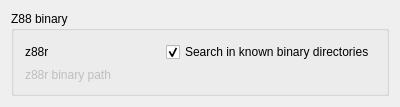
This is src/Mod/Fem/Gui/DlgSettingsFemZ88.ui in southseact-3d/fcd as Qt 5 draws it before an edit. The edited form follows.
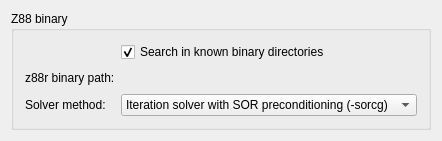
This is the edited form. Custom widgets are drawn as their Qt base class.

Commit message:
[FEM] fix broken Z88 part 1: don't hardcode solver
- especially don't hardcode the choly solver that fails quickly for finer meshes
- setting sorcg as default since it shows the best performance with the cantilever tests

The edit to the form file:
```diff
--- a/src/Mod/Fem/Gui/DlgSettingsFemZ88.ui
+++ b/src/Mod/Fem/Gui/DlgSettingsFemZ88.ui
@@ -6,15 +6,13 @@
    <rect>
     <x>0</x>
     <y>0</y>
-    <width>400</width>
-    <height>97</height>
+    <width>423</width>
+    <height>128</height>
    </rect>
   </property>
   <property name="windowTitle">
    <string>Z88</string>
   </property>
-  <layout class="QVBoxLayout" name="verticalLayout">
-   <item>
     <layout class="QVBoxLayout" name="verticalLayout_2">
      <item>
       <widget class="QGroupBox" name="gb_z88_param">
@@ -33,51 +31,9 @@
        <property name="alignment">
         <set>Qt::AlignLeading|Qt::AlignLeft|Qt::AlignTop</set>
        </property>
-       <layout class="QHBoxLayout" name="horizontalLayout">
-        <property name="sizeConstraint">
-         <enum>QLayout::SetNoConstraint</enum>
-        </property>
+     <layout class="QVBoxLayout" name="verticalLayout">
         <item>
          <layout class="QGridLayout" name="gl_z88">
-          <item row="0" column="2">
-           <widget class="Gui::PrefCheckBox" name="cb_z88_binary_std">
-            <property name="text">
-             <string>Search in known binary directories</string>
-            </property>
-            <property name="checked">
-             <bool>true</bool>
-            </property>
-            <property name="prefEntry" stdset="0">
-             <cstring>UseStandardZ88Location</cstring>
-            </property>
-            <property name="prefPath" stdset="0">
-             <cstring>Mod/Fem/Z88</cstring>
-            </property>
-           </widget>
-          </item>
-          <item row="0" column="0">
-           <widget class="QLabel" name="l_z88_binary_std">
-            <property name="text">
-             <string>z88r</string>
-            </property>
-           </widget>
-          </item>
-          <item row="2" column="0">
-           <widget class="QLabel" name="l_z88_binary_path">
-            <property name="enabled">
-             <bool>false</bool>
-            </property>
-            <property name="minimumSize">
-             <size>
-              <width>100</width>
-              <height>0</height>
-             </size>
-            </property>
-            <property name="text">
-             <string>z88r binary path</string>
-            </property>
-           </widget>
-          </item>
           <item row="2" column="2">
            <widget class="Gui::PrefFileChooser" name="fc_z88_binary_path">
             <property name="enabled">
@@ -118,12 +74,102 @@
             </property>
            </widget>
           </item>
-         </layout>
+        <item row="2" column="0">
+         <widget class="QLabel" name="l_z88_binary_path">
+          <property name="enabled">
+           <bool>true</bool>
+          </property>
+          <property name="sizePolicy">
+           <sizepolicy hsizetype="Preferred" vsizetype="Preferred">
+            <horstretch>0</horstretch>
+            <verstretch>0</verstretch>
+           </sizepolicy>
+          </property>
+          <property name="minimumSize">
+           <size>
+            <width>0</width>
+            <height>0</height>
+           </size>
+          </property>
+          <property name="text">
+           <string>z88r binary path:</string>
+          </property>
+         </widget>
         </item>
-       </layout>
-      </widget>
-     </item>
-    </layout>
+        <item row="3" column="0">
+         <widget class="QLabel" name="l_ccx_initial_time_step">
+          <property name="text">
+           <string>Solver method:</string>
+          </property>
+         </widget>
+        </item>
+        <item row="2" column="3">
+         <spacer name="horizontalSpacer">
+          <property name="orientation">
+           <enum>Qt::Horizontal</enum>
+          </property>
+          <property name="sizeHint" stdset="0">
+           <size>
+            <width>40</width>
+            <height>20</height>
+           </size>
+          </property>
+         </spacer>
+        </item>
+        <item row="0" column="2">
+         <widget class="Gui::PrefCheckBox" name="cb_z88_binary_std">
+          <property name="text">
+           <string>Search in known binary directories</string>
+          </property>
+          <property name="checked">
+           <bool>true</bool>
+          </property>
+          <property name="prefEntry" stdset="0">
+           <cstring>UseStandardZ88Location</cstring>
+          </property>
+          <property name="prefPath" stdset="0">
+           <cstring>Mod/Fem/Z88</cstring>
+          </property>
+         </widget>
+        </item>
+        <item row="3" column="2">
+         <widget class="Gui::PrefComboBox" name="cmb_solver">
+          <property name="enabled">
+           <bool>true</bool>
+          </property>
+          <property name="toolTip">
+           <string>solve to be used by Z88</string>
+          </property>
+          <property name="editable">
+           <bool>false</bool>
+          </property>
+          <property name="prefEntry" stdset="0">
+           <cstring>Solver</cstring>
+          </property>
+          <property name="prefPath" stdset="0">
+           <cstring>Mod/Fem/Z88</cstring>
+          </property>
+          <item>
+           <property name="text">
+            <string>Iteration solver with SOR preconditioning (-sorcg)</string>
+           </property>
+          </item>
+          <item>
+           <property name="text">
+            <string>Iteration solver with SIC preconditioning (-siccg)</string>
+           </property>
+          </item>
+          <item>
+           <property name="text">
+            <string>Simple Cholesky solver (-choly)</string>
+           </property>
+          </item>
+         </widget>
+        </item>
+       </layout>
+      </item>
+     </layout>
+    </widget>
    </item>
    <item>
     <spacer name="verticalSpacer">
@@ -157,6 +203,11 @@
    <extends>Gui::FileChooser</extends>
    <header>Gui/PrefWidgets.h</header>
   </customwidget>
+  <customwidget>
+   <class>Gui::PrefComboBox</class>
+   <extends>QComboBox</extends>
+   <header>Gui/PrefWidgets.h</header>
+  </customwidget>
  </customwidgets>
  <resources>
   <include location="Resources/Fem.qrc"/>
```
Left out of the diff: 2 changed lines with no effect on the pictures. Lines whose indentation alone changed are shown as unchanged. The commit also changes 2 other files.
